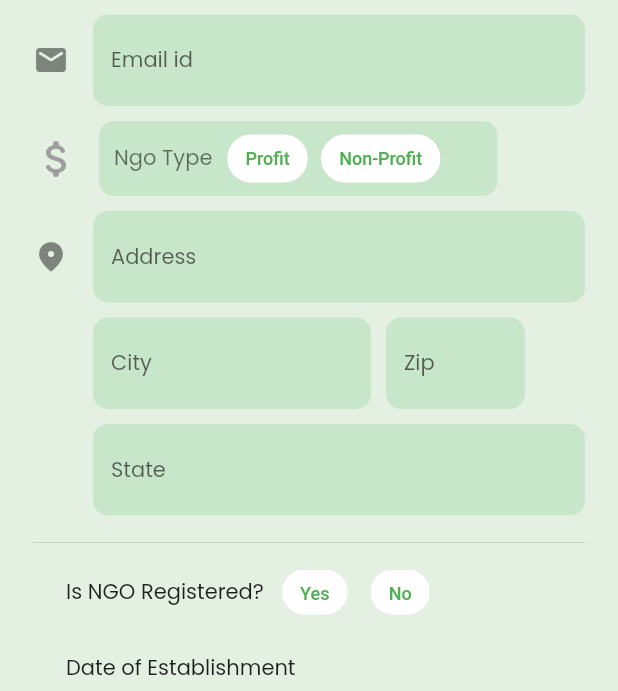
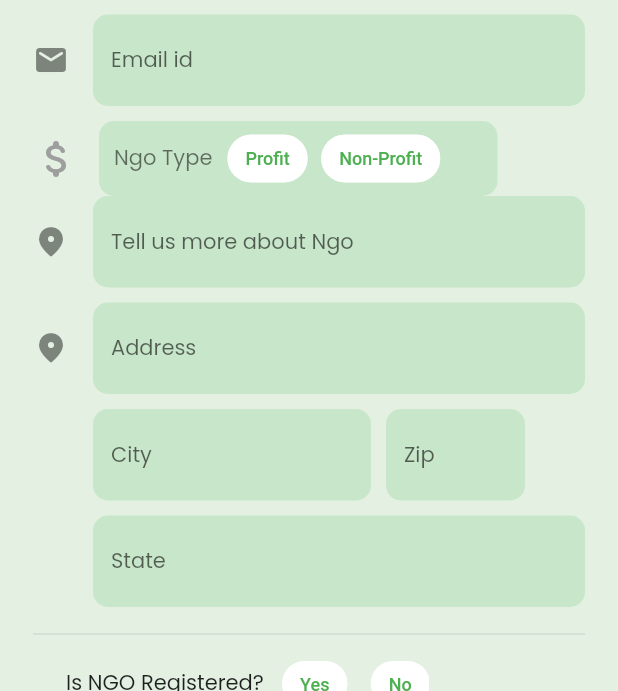
Before and after one commit to Palash2911/Aikyam, a Flutter app: the NgoRegister screen opened by its route, on a phone screen of 412 x 824 dp, the part 545-1236 px from its top. Run offline on Flutter 3.47's test engine with Material 2 defaults, Android fonts, the phone set to English and light mode, and no system bars; our stand-ins replace cloud_firestore, contained_tab_bar_view, csc_picker, firebase_auth, firebase_core, firebase_storage and 8 more; accounts and stored records are empty; network calls fail; project files that could hold a hidden picture were left out.

Commit message:
About field added Ngo side

```diff
--- a/lib/views/Screens/Ngo/NRegisterScreen.dart
+++ b/lib/views/Screens/Ngo/NRegisterScreen.dart
@@ -32,9 +32,11 @@
   final _nameController = TextEditingController();
   final _phoneController = TextEditingController();
   final _emailController = TextEditingController();
+  final _addressController = TextEditingController();
   final _cityController = TextEditingController();
   final _zipcodeController = TextEditingController();
   final _stateController = TextEditingController();
+  final _aboutTextController = TextEditingController();
   String get date => _dateController.text;
   String get name => _nameController.text;
   String get phone => _phoneController.text;
@@ -89,7 +91,8 @@
       if (imageFile == null) {
         print("Please Select Profile Pic");
       } else {
-        await ngoProvider.registerNgo(
+        await ngoProvider
+            .registerNgo(
           Ngo(
             id: authProvider.token,
             bio: bio,
@@ -453,9 +456,32 @@
                             //     ),
                             //   ],
                             // ),
+                            TextFormField(
+                              controller: _aboutTextController,
+                              keyboardType: TextInputType.name,
+                              decoration: InputDecoration(
+                                hintText: "Tell us more about Ngo",
+                                hintStyle: kTextPopR14,
+                                icon: const Icon(Icons.location_on_rounded),
+                                filled: true,
+                                fillColor: Colors.green.shade100,
+                                border: OutlineInputBorder(
+                                  borderRadius: BorderRadius.circular(10),
+                                  borderSide: BorderSide.none,
+                                ),
+                              ),
+                              validator: (value) {
+                                if (value!.isEmpty) {
+                                  return 'Please enter About Ngo!';
+                                }
+                                return null;
+                              },
+                              textInputAction: TextInputAction.next,
+                            ),
+
                             const SizedBox(height: 10.0),
                             TextFormField(
-                              // controller: _nameController,
+                              controller: _addressController,
                               keyboardType: TextInputType.name,
                               decoration: InputDecoration(
                                 hintText: "Address",
@@ -476,6 +502,7 @@
                               },
                               textInputAction: TextInputAction.next,
                             ),
+
                             Container(
                               padding: const EdgeInsets.symmetric(
                                   vertical: 10.0, horizontal: 40.0),
--- a/lib/views/Screens/Ngo/NgoProfileScreen.dart
+++ b/lib/views/Screens/Ngo/NgoProfileScreen.dart
@@ -15,7 +15,7 @@
 }
 
 class _NgoProfileState extends State<NgoProfile> {
-  bool isNgoPov = true;
+  bool isNgoPov = true;  // ithe false kel ka dista chat option
   bool _isAboutActive = true;
   bool _isWorkSelected = false;
   var profileUrl = "";
```
Also changed, not shown: lib/views/Screens/Ngo/NeditProfile.dart (+27 -2 lines).
